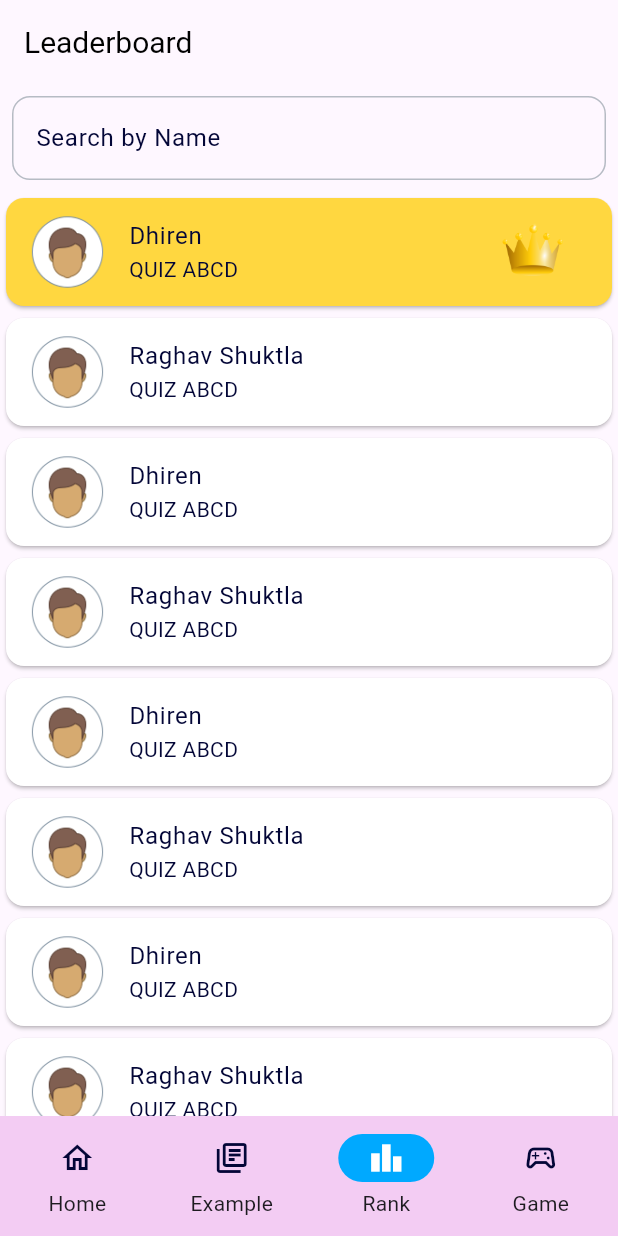
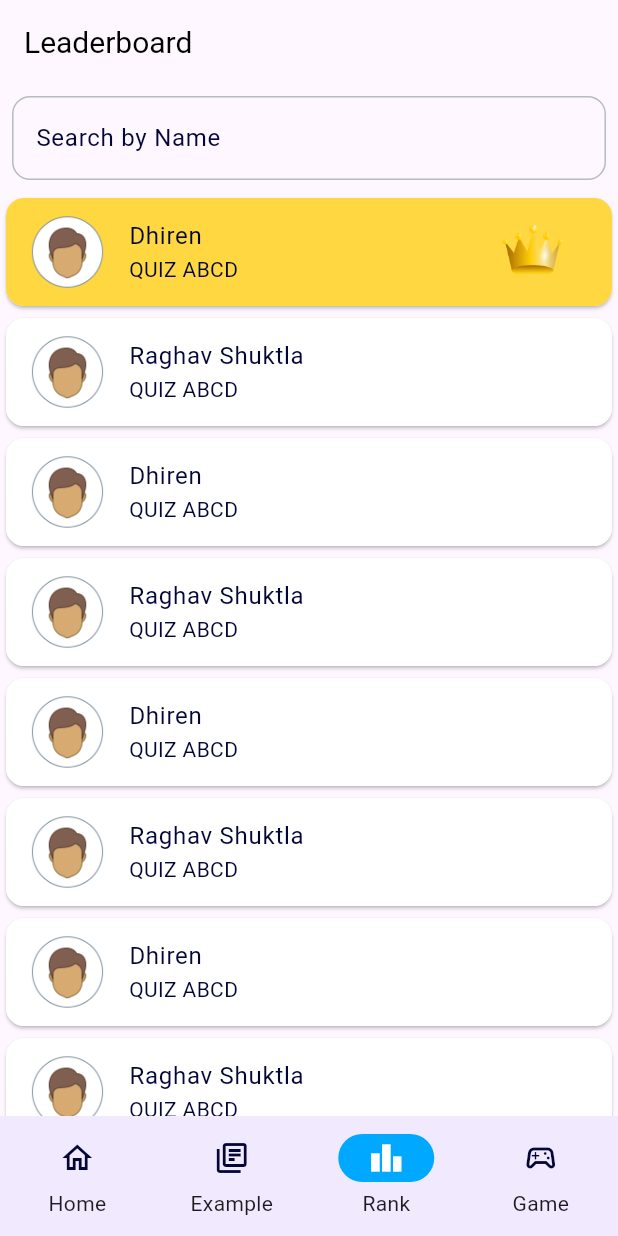
Before and after one commit to Techlyverse/learn_dart, a Flutter app: the screen it shows after launch, item 3 of the bottom bar chosen, on a phone screen of 412 x 824 dp. Run offline on Flutter 3.47's test engine with Material 3 defaults, Android fonts, the phone set to English and light mode, and no system bars; our stand-ins replace cloud_firestore, firebase_auth, firebase_core, google_fonts, share_plus; missing offline and left inert: dart_style, flame, syntax_highlight; accounts and stored records are empty; Roboto replaces fonts that are missing (Gluten, Ubuntu).

Commit message:
update list tile theme, leaderboard, educe image size

```diff
--- a/lib/core/theme/light_theme.dart
+++ b/lib/core/theme/light_theme.dart
@@ -34,8 +34,15 @@ ThemeData lightTheme() {
     navigationBarTheme: NavigationBarThemeData(
       elevation: 0,
       labelTextStyle: MaterialStatePropertyAll(GoogleFonts.bubblegumSans()),
-      backgroundColor: lightColorScheme.secondaryContainer,
+      backgroundColor: lightColorScheme.tertiaryContainer,
       indicatorColor: lightColorScheme.primary,
+    ),
+    listTileTheme: ListTileThemeData(
+
+      tileColor: lightColorScheme.tertiaryContainer,
+      shape: RoundedRectangleBorder(
+        borderRadius: BorderRadius.circular(12),
+      ),
     ),
   );
 }
--- a/lib/ui/leaderboard/leaderboard_screen.dart
+++ b/lib/ui/leaderboard/leaderboard_screen.dart
@@ -104,10 +104,10 @@ class _LeaderboardScreenState extends State<LeaderboardScreen> {
 
                     final leader = leaders[index];
                     return Card(
-                      color: leader.position == 1
-                          ? Colors.amberAccent
-                          : Colors.white,
                       child: ListTile(
+                        tileColor: leader.position == 1
+                            ? Colors.amberAccent
+                            : Colors.white, //null,
                         leading: Image.asset(
                           leader.imageAsset,
                           width: 50,
--- a/lib/ui/main_screen.dart
+++ b/lib/ui/main_screen.dart
@@ -26,7 +26,9 @@ class _MainScreenState extends State<MainScreen> {
 
   @override
   Widget build(BuildContext context) {
-    return Scaffold(
+    return GestureDetector(
+      onTap: (){FocusScope.of(context).unfocus();},
+      child: Scaffold(
 
         body: pages[currentPage],
         bottomNavigationBar: NavigationBar(
@@ -71,6 +73,7 @@ class _MainScreenState extends State<MainScreen> {
             ),
           ],
         ),
+      ),
     );
   }
 }
```
Also changed, not shown: lib/ui/home/feed_screen.dart (+10 -2 lines), lib/ui/home/home_screen.dart (+13 -8 lines), lib/ui/quiz/quiz_screen.dart (+5 -2 lines), assets/blue.jpg. Lines whose indentation alone changed are shown as unchanged.
